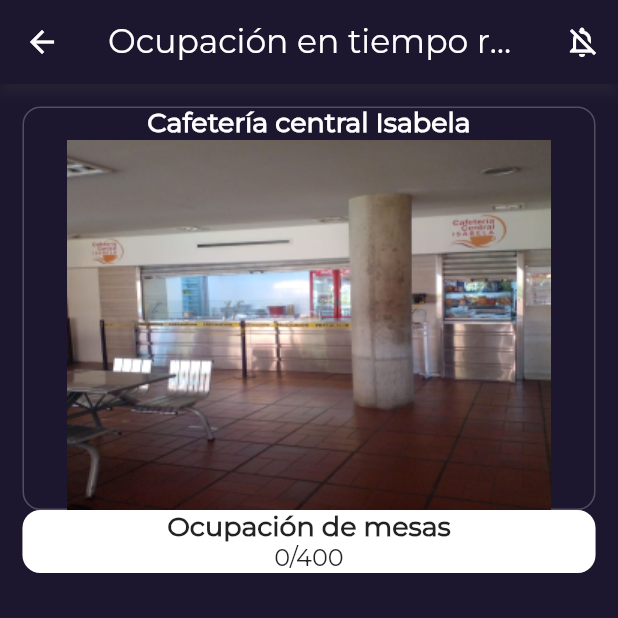
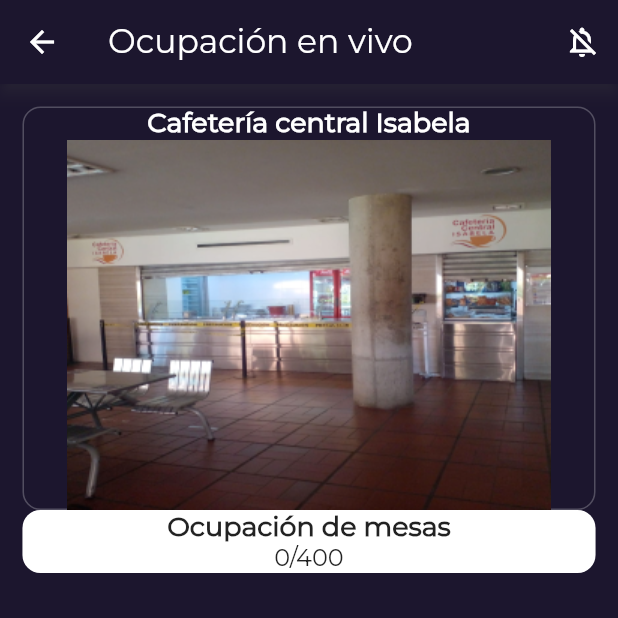
Before and after one commit to 7yrionLannister/is-it-crowded, a Flutter app: the screen it shows after launch, after a tap on the "pie chart" icon, on a phone screen of 412 x 824 dp, the top half of it. Run offline on Flutter 3.47's test engine with Material 2 defaults, Android fonts, the phone set to English and light mode, and no system bars.

Commit message:
Distributed responsibilities and removed bad practices introduced to show dynamic content

```diff
--- a/lib/ui/cafeterias_list.dart
+++ b/lib/ui/cafeterias_list.dart
@@ -1,27 +1,24 @@
 import 'package:flutter/material.dart';
-import 'package:is_it_crowded/ui/main.dart';
+import 'package:is_it_crowded/ui/live_occupation.dart';
 
 import '../model/cafeteria.dart';
 
-final List<Cafeteria> cafeteriasList = [];
-
 class CafeteriasListPage extends StatefulWidget {
-  CafeteriasListPage(List<Cafeteria> cafeterias, {Key? key}) : super(key: key) {
-    cafeteriasList.addAll(cafeterias);
-  }
+  const CafeteriasListPage({Key? key}) : super(key: key);
 
   @override
   State<CafeteriasListPage> createState() => _CafeteriasListPageState();
 }
 
 class _CafeteriasListPageState extends State<CafeteriasListPage> {
-  final List<Cafeteria> _cafeterias = [];
-
-  @override
-  void initState() {
-    super.initState();
-    _cafeterias.addAll(cafeteriasList);
-  }
+  final _cafeterias = [
+    Cafeteria("Cafetería central Isabela", 1600, 400,
+        lastUpdated: DateTime.now(), image: "assets/images/central.png"),
+    Cafeteria("Restaurante Bristo", 1000, 25,
+        lastUpdated: DateTime.now(), image: "assets/images/bristo.png"),
+    Cafeteria("Restaurante Snack Café", 80, 20,
+        lastUpdated: DateTime.now(), image: "assets/images/snack.png"),
+  ];
 
   @override
   Widget build(BuildContext context) {
@@ -34,8 +31,37 @@ class _CafeteriasListPageState extends State<CafeteriasListPage> {
         trailing: IconButton(
           icon: const Icon(Icons.pie_chart_rounded),
           onPressed: () {
-            MyApp.current = cafeteria;
-            Navigator.pushNamed(context, '/liveOccupation');
+            Navigator.of(context).push(
+              MaterialPageRoute(
+                builder: (context) {
+                  return Scaffold(
+                    backgroundColor: const Color(0xff1c162e),
+                    appBar: AppBar(
+                      title: const Text(
+                          "Ocupación en vivo",
+                          style: TextStyle(
+                              fontFamily: 'Montserrat', fontSize: 22.0
+                          ),
+                      ),
+                      actions: [
+                        IconButton(
+                          icon: cafeteria.notificationsOn
+                              ? const Icon(Icons.notifications_on)
+                              : const Icon(Icons.notifications_off_outlined),
+                          onPressed: () {
+                            setState(() {
+                              cafeteria.notificationsOn = !cafeteria.notificationsOn;
+                            });
+                          },
+                        ),
+                      ],
+                    ),
+                    body: LiveOccupation(cafeteria),
+                  );
+                },
+              ),
+            );
+            //Navigator.pushNamed(context, '/liveOccupation');
           },
           color: Colors.blueGrey,
           tooltip: "Mostrar ocupación",
--- a/lib/ui/live_occupation.dart
+++ b/lib/ui/live_occupation.dart
@@ -24,25 +24,7 @@ class _OccupationState extends State<LiveOccupation> {
 
   @override
   Widget build(BuildContext context) {
-    return Scaffold(
-        backgroundColor: const Color(0xff1c162e),
-        appBar: AppBar(
-          title: const Text('Ocupación en tiempo real',
-              style: TextStyle(fontFamily: 'Montserrat', fontSize: 22.0)),
-          actions: [
-            IconButton(
-              icon: _notificationsOn
-                  ? const Icon(Icons.notifications_on)
-                  : const Icon(Icons.notifications_off_outlined),
-              onPressed: () {
-                setState(() {
-                  _notificationsOn = !_notificationsOn;
-                });
-              },
-            ),
-          ],
-        ),
-        body: SafeArea(
+    return SafeArea(
       minimum: const EdgeInsets.all(15.0),
       child: ListView(children: <Widget>[
         DecoratedBox(
@@ -80,6 +62,6 @@ class _OccupationState extends State<LiveOccupation> {
           ]),
         ),
       ]),
-        ));
+    );
   }
 }
--- a/lib/ui/main.dart
+++ b/lib/ui/main.dart
@@ -1,6 +1,5 @@
 import 'package:flutter/material.dart';
 //import 'package:flutter_native_splash/flutter_native_splash.dart';
-import '../model/cafeteria.dart';
 import 'cafeterias_list.dart';
 import 'live_occupation.dart';
 import 'prediction.dart';
@@ -8,7 +7,7 @@ import 'prediction.dart';
 void main() {
   WidgetsBinding widgetsBinding = WidgetsFlutterBinding.ensureInitialized();
   //FlutterNativeSplash.removeAfter(initialization); // uncomment this and the "initialization method if initial resource usage requires it"
-  runApp(MyApp());
+  runApp(const MyApp());
 }
 
 /*Future initialization(BuildContext? context) async {
@@ -17,23 +16,11 @@ void main() {
 }*/
 
 class MyApp extends StatelessWidget {
-  MyApp({Key? key}) : super(key: key);
-
-  final _cafeterias = [
-    Cafeteria("Cafetería central Isabela", 1600, 400,
-        lastUpdated: DateTime.now(), image: "assets/images/central.png"),
-    Cafeteria("Restaurante Bristo", 1000, 25,
-        lastUpdated: DateTime.now(), image: "assets/images/bristo.png"),
-    Cafeteria("Restaurante Snack Café", 80, 20,
-        lastUpdated: DateTime.now(), image: "assets/images/snack.png"),
-  ];
-
-  static Cafeteria? current;
+  const MyApp({Key? key}) : super(key: key);
 
   // This widget is the root of your application.
   @override
   Widget build(BuildContext context) {
-    current = _cafeterias[0];
     return MaterialApp(
         debugShowCheckedModeBanner: false,
         theme: ThemeData(
@@ -44,10 +31,8 @@ class MyApp extends StatelessWidget {
             shadowColor: Color(0xff555062),
           ),
         ),
-        initialRoute: '/',
+        home: const CafeteriasListPage(),
         routes: {
-          '/': (context) => CafeteriasListPage(_cafeterias),
-          '/liveOccupation': (context) => LiveOccupation(current!),
           '/prediction': (context) => const Prediction(),
         });
   }
```
Lines whose indentation alone changed are shown as unchanged.
